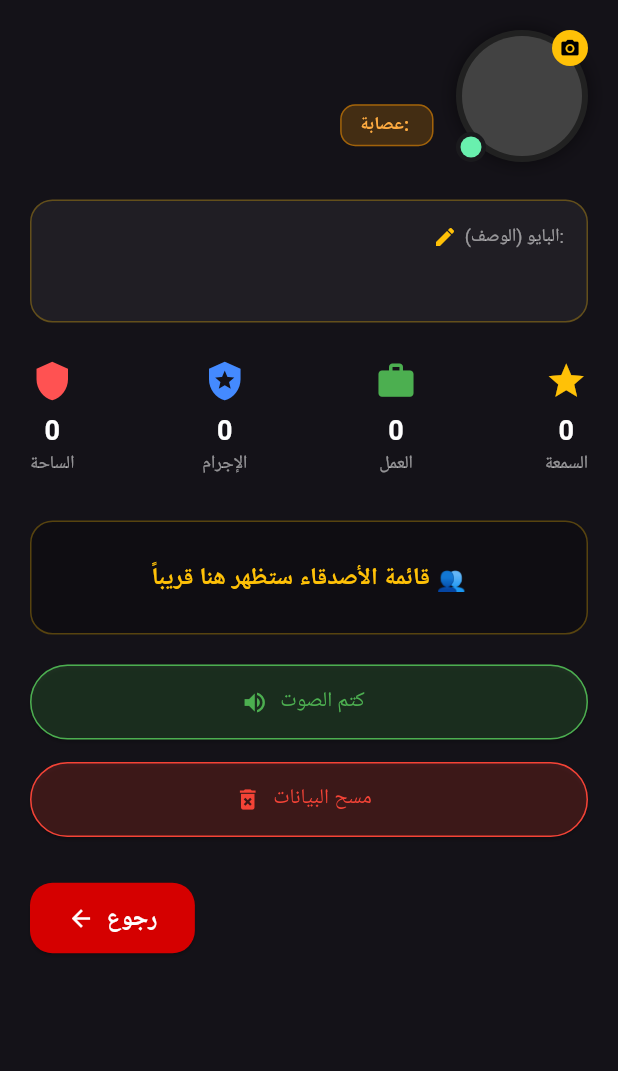
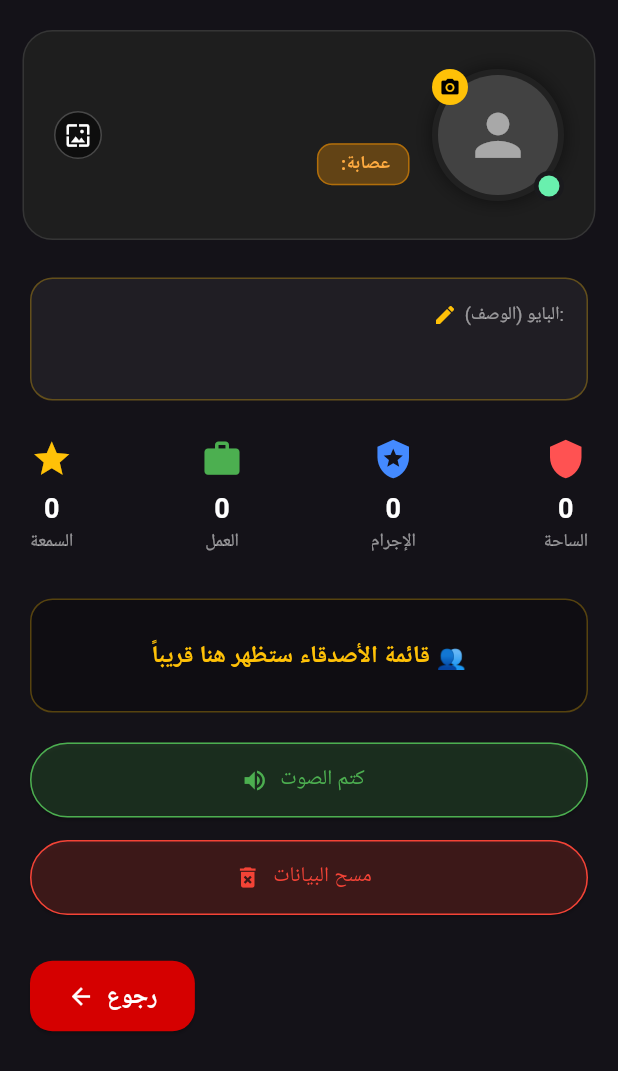
Before and after one commit to scorx187/turf-war, a Flutter app: the PlayerProfileView widget shown alone on an empty page, opened directly with empty values, on a phone screen of 412 x 824 dp. Shown: the top 1071 px of the screen. Run offline on Flutter 3.47's test engine with Material 3 defaults, Android fonts, the phone set to English and light mode, and no system bars; our stand-ins replace audioplayers, cloud_firestore, firebase_auth, firebase_core, image_picker; accounts and stored records are empty; Roboto replaces fonts that are missing (Cairo); statements that could not run were skipped.

Commit message:
تحسين الواجهة الرسومية

```diff
--- a/lib/views/player_profile_view.dart
+++ b/lib/views/player_profile_view.dart
@@ -1,3 +1,4 @@
+import 'dart:typed_data'; // ضروري لـ Uint8List
 import 'package:flutter/material.dart';
 import 'package:provider/provider.dart';
 import 'package:cloud_firestore/cloud_firestore.dart';
@@ -21,6 +22,12 @@ class _PlayerProfileViewState extends State<PlayerProfileView> {
   Map<String, dynamic>? playerData;
   bool isLoading = true;
 
+  // [تعديل] متغيرات لمنع وميض الصور (Cache)
+  String? _lastBgStr;
+  Uint8List? _bgBytes;
+  String? _lastProfileStr;
+  Uint8List? _profileBytes;
+
   @override
   void initState() {
     super.initState();
@@ -38,7 +45,26 @@ class _PlayerProfileViewState extends State<PlayerProfileView> {
     }
   }
 
-  // [الدايموند 💎] دالة اختيار الصورة
+  // دالة تحويل الخلفية لـ Bytes بدون وميض
+  Uint8List? _getBgBytes(String? base64Str) {
+    if (base64Str == null || base64Str.isEmpty) return null;
+    if (base64Str != _lastBgStr) {
+      _lastBgStr = base64Str;
+      _bgBytes = base64Decode(base64Str);
+    }
+    return _bgBytes;
+  }
+
+  // دالة تحويل الصورة الشخصية لـ Bytes بدون وميض
+  Uint8List? _getProfileBytes(String? base64Str) {
+    if (base64Str == null || base64Str.isEmpty) return null;
+    if (base64Str != _lastProfileStr) {
+      _lastProfileStr = base64Str;
+      _profileBytes = base64Decode(base64Str);
+    }
+    return _profileBytes;
+  }
+
   Future<void> _pickImage(PlayerProvider player) async {
     final picker = ImagePicker();
     final pickedFile = await picker.pickImage(source: ImageSource.gallery, imageQuality: 25);
@@ -48,6 +74,19 @@ class _PlayerProfileViewState extends State<PlayerProfileView> {
       player.updateProfilePic(base64Str);
       setState(() {
         playerData!['profilePicUrl'] = base64Str;
+      });
+    }
+  }
+
+  Future<void> _pickBackgroundImage(PlayerProvider player) async {
+    final picker = ImagePicker();
+    final pickedFile = await picker.pickImage(source: ImageSource.gallery, imageQuality: 40);
+    if (pickedFile != null) {
+      final bytes = await pickedFile.readAsBytes();
+      final base64Str = base64Encode(bytes);
+      player.updateBackgroundPic(base64Str);
+      setState(() {
+        playerData!['backgroundPicUrl'] = base64Str;
       });
     }
   }
@@ -96,7 +135,10 @@ class _PlayerProfileViewState extends State<PlayerProfileView> {
 
     bool isMe = widget.targetUid == player.uid;
     bool isVIP = playerData!['isVIP'] == true;
-    String? profilePicStr = playerData!['profilePicUrl'];
+
+    // جلب الـ Bytes بدلاً من قراءة السترينج المباشر لكي نمنع الوميض
+    Uint8List? profilePicData = _getProfileBytes(isMe ? player.profilePicUrl : playerData!['profilePicUrl']);
+    Uint8List? backgroundPicData = _getBgBytes(isMe ? player.backgroundPicUrl : playerData!['backgroundPicUrl']);
 
     bool isOnline = false;
     if (isMe) {
@@ -111,35 +153,33 @@ class _PlayerProfileViewState extends State<PlayerProfileView> {
         children: [
           const SizedBox(height: 20),
 
-          // 1. الترويسة العلوية (الصورة والاسم يمين بجانب بعض متراصين)
-          Padding(
-            padding: const EdgeInsets.symmetric(horizontal: 20),
+          // 1. الترويسة العلوية
+          GestureDetector(
+            onLongPress: isMe ? () => _pickBackgroundImage(player) : null,
+            child: Directionality(
+              textDirection: TextDirection.rtl, // [تعديل] نثبت الاتجاه RTL لتصبح الصورة يمين والاسم يسار
+              child: Container(
+                margin: const EdgeInsets.symmetric(horizontal: 15),
+                padding: const EdgeInsets.symmetric(horizontal: 20, vertical: 25),
+                decoration: BoxDecoration(
+                  color: const Color(0xFF1E1E1E),
+                  borderRadius: BorderRadius.circular(20),
+                  border: Border.all(color: isVIP ? Colors.amber.withValues(alpha: 0.4) : Colors.white10),
+                  image: backgroundPicData != null
+                      ? DecorationImage(
+                    image: MemoryImage(backgroundPicData),
+                    fit: BoxFit.cover,
+                    colorFilter: ColorFilter.mode(
+                      Colors.black.withValues(alpha: 0.5),
+                      BlendMode.darken,
+                    ),
+                  )
+                      : null,
+                ),
                 child: Row(
-              mainAxisAlignment: MainAxisAlignment.end,
                   crossAxisAlignment: CrossAxisAlignment.center,
                   children: [
-                Column(
-                  crossAxisAlignment: CrossAxisAlignment.end,
-                  children: [
-                    Row(
-                      mainAxisAlignment: MainAxisAlignment.end,
-                      children: [
-                        if (isVIP) const Icon(Icons.workspace_premium, color: Colors.amber, size: 24),
-                        if (isVIP) const SizedBox(width: 5),
-                        Text(playerData!['playerName'] ?? 'مجهول', style: const TextStyle(color: Colors.white, fontSize: 24, fontWeight: FontWeight.bold)),
-                      ],
-                    ),
-                    const SizedBox(height: 5),
-                    Container(
-                      padding: const EdgeInsets.symmetric(horizontal: 12, vertical: 4),
-                      decoration: BoxDecoration(color: Colors.orange.withValues(alpha: 0.2), borderRadius: BorderRadius.circular(10), border: Border.all(color: Colors.orange.withValues(alpha: 0.5))),
-                      child: Text(playerData!['gangName'] != null ? 'عصابة: ${playerData!['gangName']}' : 'ذئب وحيد', style: const TextStyle(color: Colors.orangeAccent, fontSize: 12, fontWeight: FontWeight.bold)),
-                    ),
-                  ],
-                ),
-                const SizedBox(width: 15),
-
-                // الصورة مع مؤشر الاتصال والـ VIP
+                    // الصورة مع مؤشر الاتصال والـ VIP (أصبحت الآن على اليمين بسبب RTL)
                     GestureDetector(
                       onTap: isMe ? () => _pickImage(player) : null,
                       child: Stack(
@@ -150,40 +190,74 @@ class _PlayerProfileViewState extends State<PlayerProfileView> {
                             decoration: BoxDecoration(
                                 color: const Color(0xFF212121),
                                 shape: BoxShape.circle,
-                            border: Border.all(color: isVIP ? Colors.amber : Colors.transparent, width: isVIP ? 3 : 0), // الإطار الذهبي للـ VIP
-                            boxShadow: [BoxShadow(color: Colors.black.withValues(alpha: 0.5), blurRadius: 10)]
+                                border: isVIP ? Border.all(color: Colors.amberAccent, width: 3) : null,
+                                boxShadow: isVIP ? [BoxShadow(color: Colors.amber.withValues(alpha: 0.6), blurRadius: 15, spreadRadius: 2)] : [BoxShadow(color: Colors.black.withValues(alpha: 0.5), blurRadius: 10)]
                             ),
                             child: CircleAvatar(
                               radius: 40,
                               backgroundColor: Colors.grey[800],
-                          backgroundImage: profilePicStr != null ? MemoryImage(base64Decode(profilePicStr)) : null,
-                          child: profilePicStr == null
+                              backgroundImage: profilePicData != null ? MemoryImage(profilePicData) : null,
+                              child: profilePicData == null
                                   ? Icon(isVIP ? Icons.workspace_premium : Icons.person, size: 45, color: isVIP ? Colors.amber : Colors.white54)
                                   : null,
                             ),
                           ),
-                      // الدائرة الخضراء/الحمراء
                           Positioned(
                             bottom: 0,
-                        left: 0,
+                            right: 0, // تغيّر لليمين لأننا في RTL
                             child: Container(padding: const EdgeInsets.all(3), decoration: const BoxDecoration(color: Color(0xFF1A1A1D), shape: BoxShape.circle), child: CircleAvatar(radius: 7, backgroundColor: isOnline ? Colors.greenAccent : Colors.redAccent)),
                           ),
-                      // أيقونة تعديل الصورة لحسابك
                           if (isMe)
                             const Positioned(
                               top: 0,
-                          right: 0,
+                              left: 0,
                               child: CircleAvatar(radius: 12, backgroundColor: Colors.amber, child: Icon(Icons.camera_alt, size: 14, color: Colors.black)),
                             )
                         ],
                       ),
                     ),
+                    const SizedBox(width: 15),
+
+                    // الاسم ومعلومات العصابة (أصبحت الآن على اليسار)
+                    Expanded(
+                      child: Column(
+                        crossAxisAlignment: CrossAxisAlignment.start, // نحاذيها للبداية
+                        children: [
+                          Row(
+                            children: [
+                              if (isVIP) const Icon(Icons.workspace_premium, color: Colors.amber, size: 24),
+                              if (isVIP) const SizedBox(width: 5),
+                              Flexible(child: Text(playerData!['playerName'] ?? 'مجهول', style: const TextStyle(color: Colors.white, fontSize: 24, fontWeight: FontWeight.bold, shadows: [Shadow(color: Colors.black, blurRadius: 4)]), overflow: TextOverflow.ellipsis)),
                             ],
+                          ),
+                          const SizedBox(height: 5),
+                          Container(
+                            padding: const EdgeInsets.symmetric(horizontal: 12, vertical: 4),
+                            decoration: BoxDecoration(color: Colors.orange.withValues(alpha: 0.3), borderRadius: BorderRadius.circular(10), border: Border.all(color: Colors.orange.withValues(alpha: 0.5))),
+                            child: Text(playerData!['gangName'] != null ? 'عصابة: ${playerData!['gangName']}' : 'ذئب وحيد', style: const TextStyle(color: Colors.orangeAccent, fontSize: 12, fontWeight: FontWeight.bold)),
+                          ),
+                        ],
+                      ),
+                    ),
+
+                    // أيقونة تعديل الخلفية في أقصى اليسار
+                    if (isMe)
+                      GestureDetector(
+                        onTap: () => _pickBackgroundImage(player),
+                        child: Container(
+                          padding: const EdgeInsets.all(6),
+                          decoration: BoxDecoration(color: Colors.black54, shape: BoxShape.circle, border: Border.all(color: Colors.white24)),
+                          child: const Icon(Icons.wallpaper, color: Colors.white, size: 18),
+                        ),
+                      ),
+                  ],
+                ),
+              ),
             ),
           ),
           const SizedBox(height: 25),
 
-          // 2. البايو (كامل المربع قابل للضغط)
+          // 2. البايو
           GestureDetector(
             onTap: isMe ? () => _editBio(player) : null,
             child: Container(
@@ -213,6 +287,8 @@ class _PlayerProfileViewState extends State<PlayerProfileView> {
           // 3. الإحصائيات السريعة
           Padding(
             padding: const EdgeInsets.symmetric(horizontal: 20),
+            child: Directionality(
+              textDirection: TextDirection.rtl, // توحيد الاتجاه
               child: Row(
                 mainAxisAlignment: MainAxisAlignment.spaceBetween,
                 children: [
@@ -221,6 +297,7 @@ class _PlayerProfileViewState extends State<PlayerProfileView> {
                   _buildProfileStat('العمل', '${playerData!['workLevel'] ?? 1}', Icons.work, Colors.green),
                   _buildProfileStat('السمعة', '${playerData!['creditScore'] ?? 0}', Icons.star, Colors.amber),
                 ],
+              ),
             ),
           ),
           const SizedBox(height: 30),
@@ -252,7 +329,7 @@ class _PlayerProfileViewState extends State<PlayerProfileView> {
 
           const SizedBox(height: 30),
 
-          // 5. زر الرجوع الأنيق أقصى اليسار تحت
+          // 5. زر الرجوع
           Align(alignment: Alignment.centerLeft, child: Padding(padding: const EdgeInsets.only(left: 20, bottom: 30), child: ElevatedButton.icon(style: ElevatedButton.styleFrom(backgroundColor: Colors.redAccent.shade700, padding: const EdgeInsets.symmetric(horizontal: 25, vertical: 12), shape: RoundedRectangleBorder(borderRadius: BorderRadius.circular(15))), icon: const Icon(Icons.arrow_back, color: Colors.white), label: const Text('رجوع', style: TextStyle(color: Colors.white, fontWeight: FontWeight.bold, fontSize: 16)), onPressed: widget.onBack ?? () => Navigator.pop(context)))),
         ],
       ),
```
Also changed, not shown: lib/providers/player_provider.dart (+14 -1 lines), lib/views/chat_view.dart (+21 -8 lines). Lines whose indentation alone changed are shown as unchanged.
